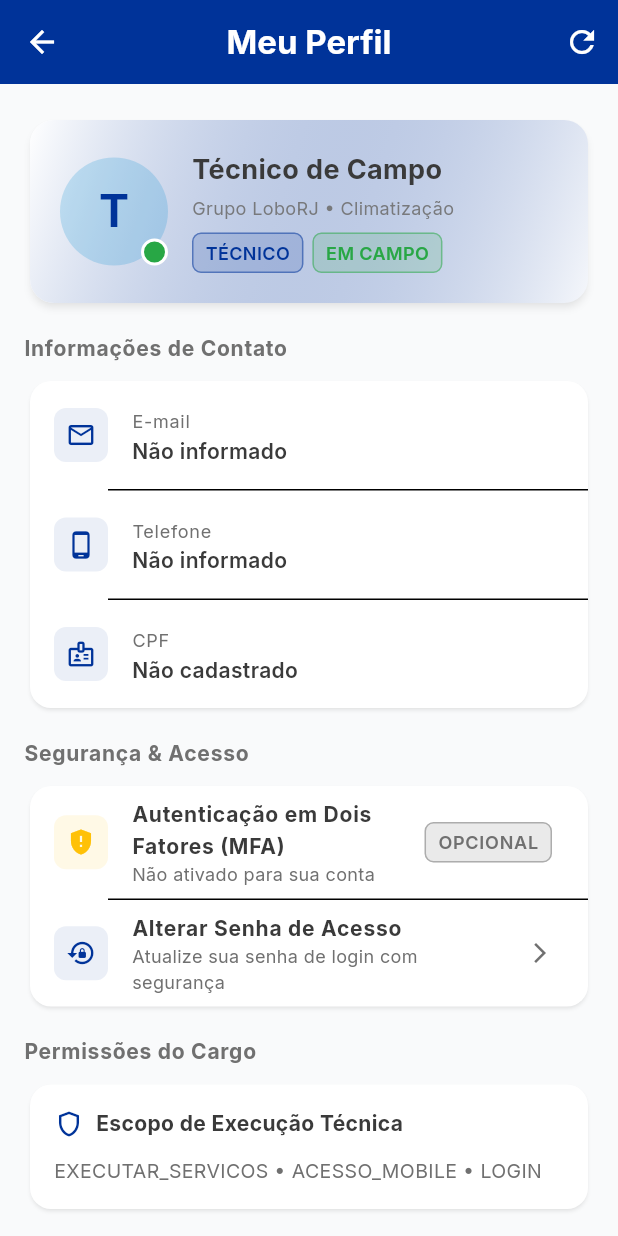
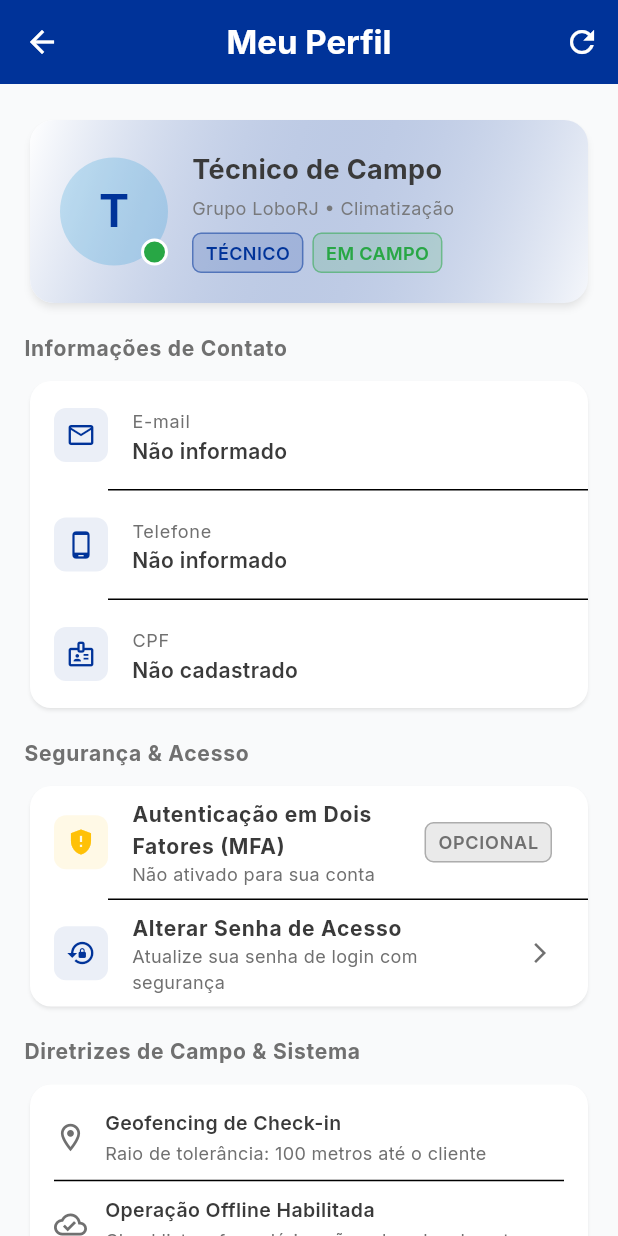
Before and after one commit to ultracode-oficial/lobotecapp, a Flutter app: the ProfileScreen screen opened directly, on a phone screen of 412 x 824 dp. Run offline on Flutter 3.47's test engine with Material 3 defaults, Android fonts, the phone set to English and light mode, and no system bars; our stand-ins replace dartz, dio, equatable, flutter_bloc, flutter_secure_storage, geolocator and 4 more; accounts and stored records are empty.

Commit message:
fix(profile): remover secao de permissoes do cargo da UI

```diff
--- a/lib/screens/profile_screen.dart
+++ b/lib/screens/profile_screen.dart
@@ -115,11 +115,6 @@ class ProfileScreen extends StatelessWidget {
                 _buildSecurityCard(context, user),
                 const SizedBox(height: 16),
 
-                // Permissões e Cargo
-                _buildSectionTitle('Permissões do Cargo'),
-                const SizedBox(height: 8),
-                _buildPermissionsCard(user),
-                const SizedBox(height: 16),
 
                 // Informações Técnicas do App
                 _buildSectionTitle('Diretrizes de Campo & Sistema'),
@@ -425,68 +420,6 @@ class ProfileScreen extends StatelessWidget {
     );
   }
 
-  Widget _buildPermissionsCard(UserEntity? user) {
-    final permissions = user?.permissions ?? [];
-
-    return Card(
-      elevation: 1,
-      shape: RoundedRectangleBorder(borderRadius: BorderRadius.circular(14)),
-      child: Padding(
-        padding: const EdgeInsets.all(16),
-        child: Column(
-          crossAxisAlignment: CrossAxisAlignment.start,
-          children: [
-            const Row(
-              children: [
-                Icon(Icons.shield_outlined, color: AppColors.primary, size: 20),
-                SizedBox(width: 8),
-                Text(
-                  'Escopo de Execução Técnica',
-                  style: TextStyle(fontSize: 14, fontWeight: FontWeight.bold),
-                ),
-              ],
-            ),
-            const SizedBox(height: 12),
-            if (permissions.isEmpty)
-              const Text(
-                'EXECUTAR_SERVICOS • ACESSO_MOBILE • LOGIN',
-                style: TextStyle(fontSize: 13, color: AppColors.textSecondary),
-              )
-            else
-              Wrap(
-                spacing: 8,
-                runSpacing: 8,
-                children: permissions.map((p) {
-                  return Container(
-                    padding: const EdgeInsets.symmetric(horizontal: 10, vertical: 6),
-                    decoration: BoxDecoration(
-                      color: AppColors.primary.withValues(alpha: 0.08),
-                      borderRadius: BorderRadius.circular(8),
-                      border: Border.all(color: AppColors.primary.withValues(alpha: 0.2)),
-                    ),
-                    child: Row(
-                      mainAxisSize: MainAxisSize.min,
-                      children: [
-                        const Icon(Icons.check_circle, size: 14, color: AppColors.primary),
-                        const SizedBox(width: 6),
-                        Text(
-                          p,
-                          style: const TextStyle(
-                            fontSize: 12,
-                            fontWeight: FontWeight.w600,
-                            color: AppColors.primary,
-                          ),
-                        ),
-                      ],
-                    ),
-                  );
-                }).toList(),
-              ),
-          ],
-        ),
-      ),
-    );
-  }
 
   Widget _buildSystemInfoCard() {
     return Card(
```
